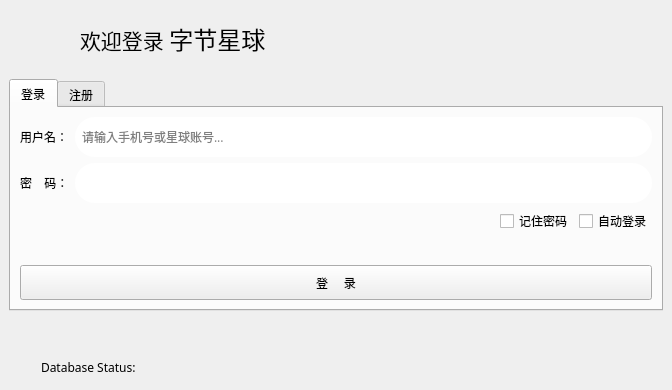
This is formLogin.ui in csthenry/weplanet-desktop as Qt 5 draws it before an edit. The edited form follows.
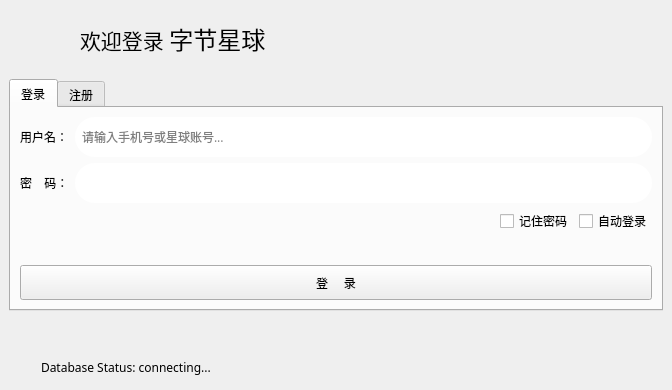
This is the edited form.

```diff
--- a/formLogin.ui
+++ b/formLogin.ui
@@ -434,7 +434,7 @@
     </font>
    </property>
    <property name="text">
-    <string>Database Status:</string>
+    <string>Database Status: connecting...</string>
    </property>
   </widget>
   <widget class="QLabel" name="labelIcon">
```
